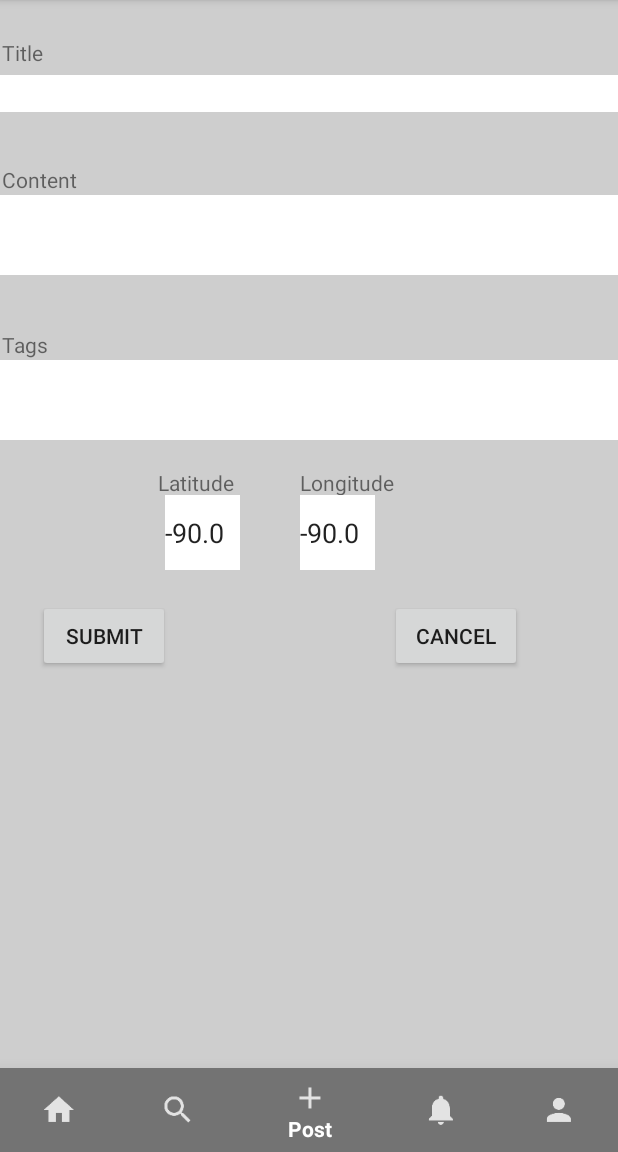
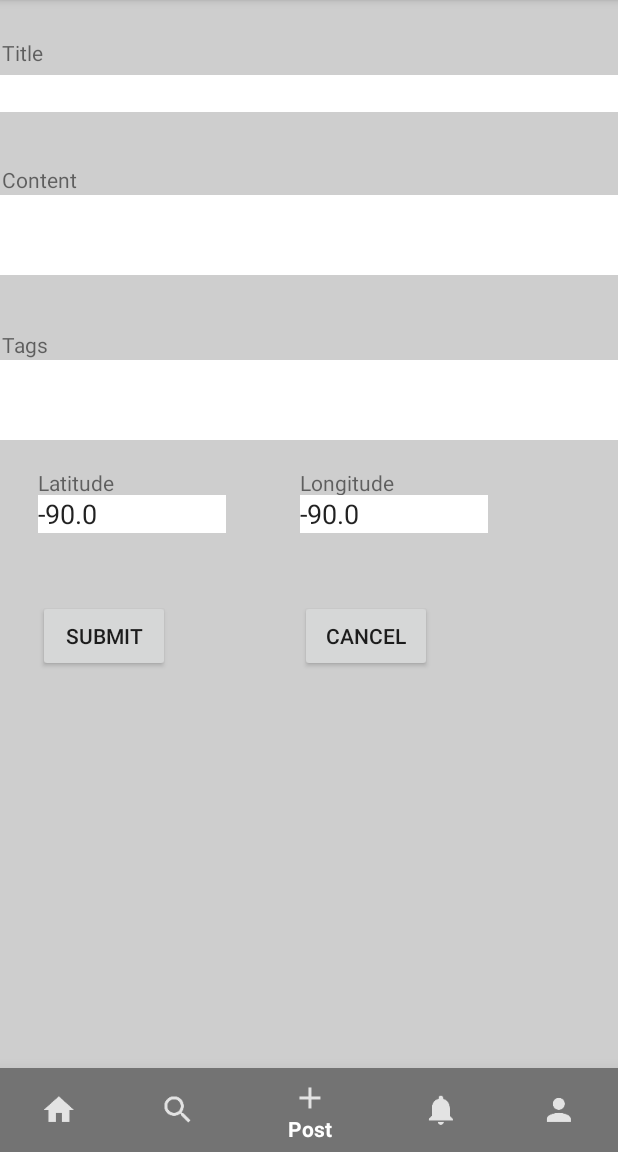
Before and after one commit to CheeseBites/DeeZe, an Android app: the screen it shows after launch once a user with an empty profile is signed in (MainActivity), item 3 of the bottom bar chosen, on a phone screen of 412 x 824 dp, the part 84-1236 px from its top. Run offline under Robolectric (Android 15) with nearby library versions, the phone set to English and light mode, and no system bars; our stand-ins replace Firebase (no records; nobody signed in at launch, a user with empty details on screens opened directly); 2 statements that could not run were skipped.

Commit message:
changed ui

```diff
--- a/app/src/main/java/julianleng/eyeris/User.java
+++ b/app/src/main/java/julianleng/eyeris/User.java
@@ -1,4 +1,6 @@
 package julianleng.eyeris;
+
+import java.util.ArrayList;
 
 /**
  * Created by Thomas on 4/11/2017.
@@ -7,6 +9,10 @@ package julianleng.eyeris;
 public class User {
 
     private String username;
+    private String userID;
+    private ArrayList<String> userPosts = new ArrayList<>();
+    private ArrayList<String> userComments = new ArrayList<>();
+    private ArrayList<String> savedPosts = new ArrayList<>();
     private double searchRadius;
 
 
--- a/app/src/main/res/layout/fragment_post.xml
+++ b/app/src/main/res/layout/fragment_post.xml
@@ -82,17 +82,17 @@
         android:layout_height="38dp"
         android:layout_alignParentLeft="true"
         android:layout_alignParentTop="true"
-        android:layout_marginLeft="105dp"
+        android:layout_marginLeft="25dp"
         android:layout_marginTop="312dp"
         android:text="@string/Latitude" />
 
     <EditText
         android:id="@+id/editLatitude"
-        android:layout_width="50dp"
-        android:layout_height="50dp"
+        android:layout_width="125dp"
+        android:layout_height="25dp"
         android:layout_below="@+id/textView1"
         android:layout_marginTop="330dp"
-        android:layout_marginLeft="110dp"
+        android:layout_marginLeft="25dp"
         android:background="#ffffff"
         android:ems="10"
         android:text = "-90.0"
@@ -110,8 +110,8 @@
 
     <EditText
         android:id="@+id/editLongitude"
-        android:layout_width="50dp"
-        android:layout_height="50dp"
+        android:layout_width="125dp"
+        android:layout_height="25dp"
         android:layout_below="@+id/textView1"
         android:layout_marginTop="330dp"
         android:layout_marginLeft="200dp"
@@ -137,7 +137,7 @@
         android:layout_alignRight="@+id/editTags"
         android:layout_below="@+id/editTags"
         android:layout_marginTop="400dp"
-        android:layout_marginLeft="260dp"
+        android:layout_marginLeft="200dp"
         android:text="@string/CancelButton" />
 
 
```
